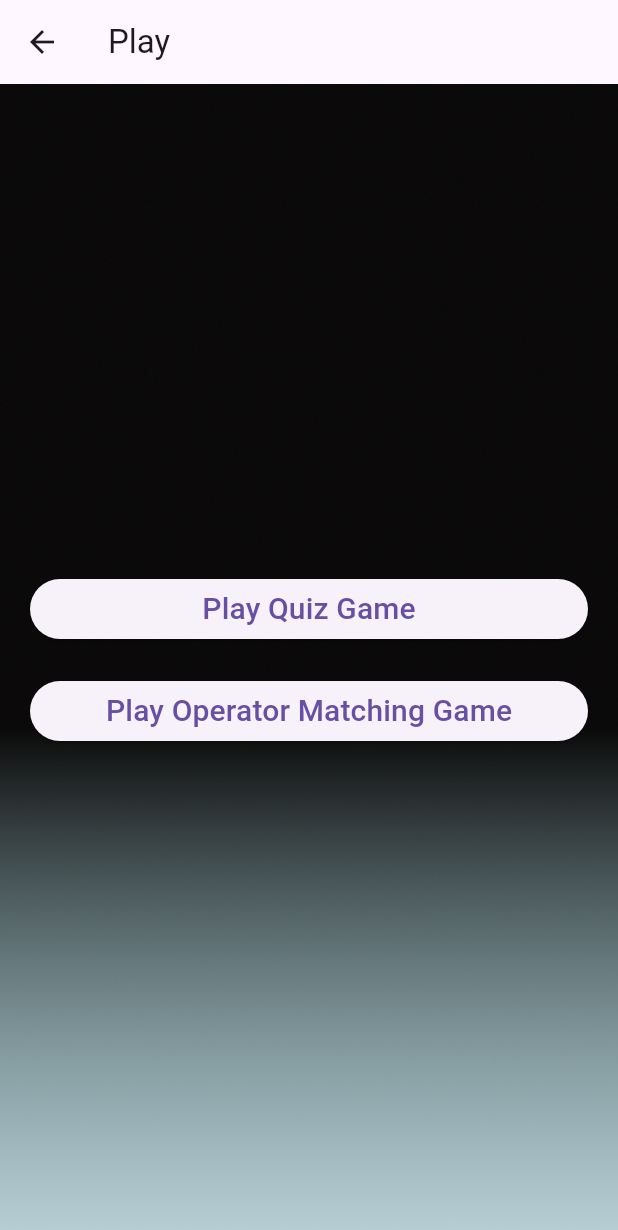
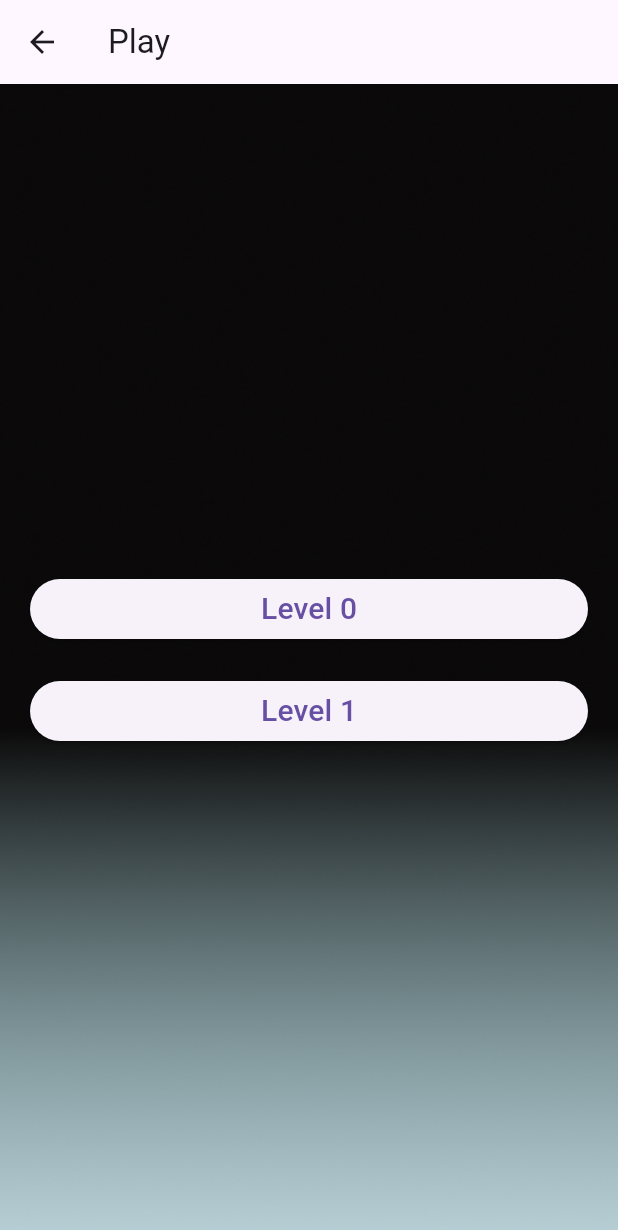
Before and after one commit to RohanL1/op_games, a Flutter app: the PlayPage screen opened directly, on a phone screen of 412 x 824 dp. Shown: the top 1230 px of the screen. Run offline on Flutter 3.47's test engine with Material 3 defaults, Android fonts, the phone set to English and light mode, and no system bars; our stand-ins replace flip_card, flutter_tts; missing offline and left inert: number_to_words_english.

Commit message:
edited QP

```diff
--- a/lib/OpMatchGame.dart
+++ b/lib/OpMatchGame.dart
@@ -35,6 +35,9 @@ class _OperatorsMatchingGamePageState
         operatorStatus[selectedOperator!] = true;
         operatorStatus[symbol] = true;
       });
+      if (operatorStatus.containsValue(false)) {
+        return; // If there are still operators not selected correctly, return without showing success animation
+      }
       _showSuccessAnimation();
     } else {
       setState(() {
@@ -43,6 +46,9 @@ class _OperatorsMatchingGamePageState
       });
     }
   }
+
+
+
 
   void _showSuccessAnimation() {
     showDialog(
--- a/lib/Play_Page.dart
+++ b/lib/Play_Page.dart
@@ -28,11 +28,11 @@ class PlayPage extends StatelessWidget {
                 onPressed: () {
                   Navigator.push(
                     context,
-                    MaterialPageRoute(builder: (context) => QuizPage()),
+                    MaterialPageRoute(builder: (context) => OperatorsMatchingGamePage()),
                   );
                 },
                 child: Text(
-                  'Play Quiz Game',
+                  'Level 0',
                   style: TextStyle(fontSize: 20),
                 ),
               ),
@@ -41,11 +41,11 @@ class PlayPage extends StatelessWidget {
                 onPressed: () {
                   Navigator.push(
                     context,
-                    MaterialPageRoute(builder: (context) => OperatorsMatchingGamePage()),
+                    MaterialPageRoute(builder: (context) => QuizPage()),
                   );
                 },
                 child: Text(
-                  'Play Operator Matching Game',
+                  'Level 1',
                   style: TextStyle(fontSize: 20),
                 ),
               ),
```
